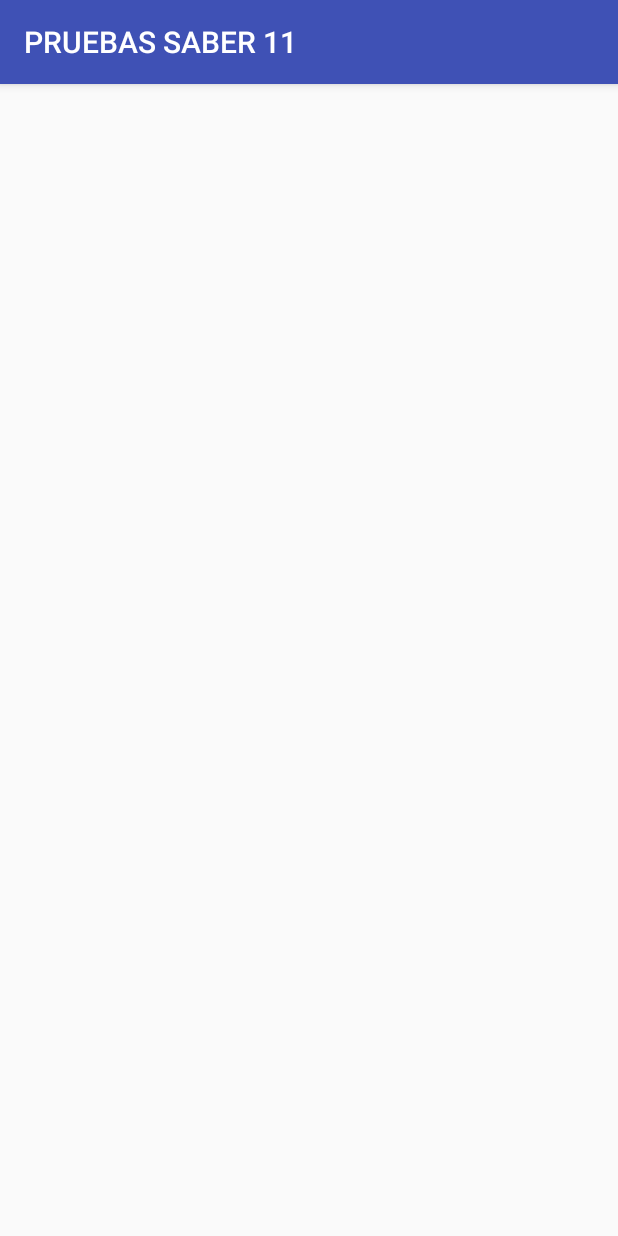
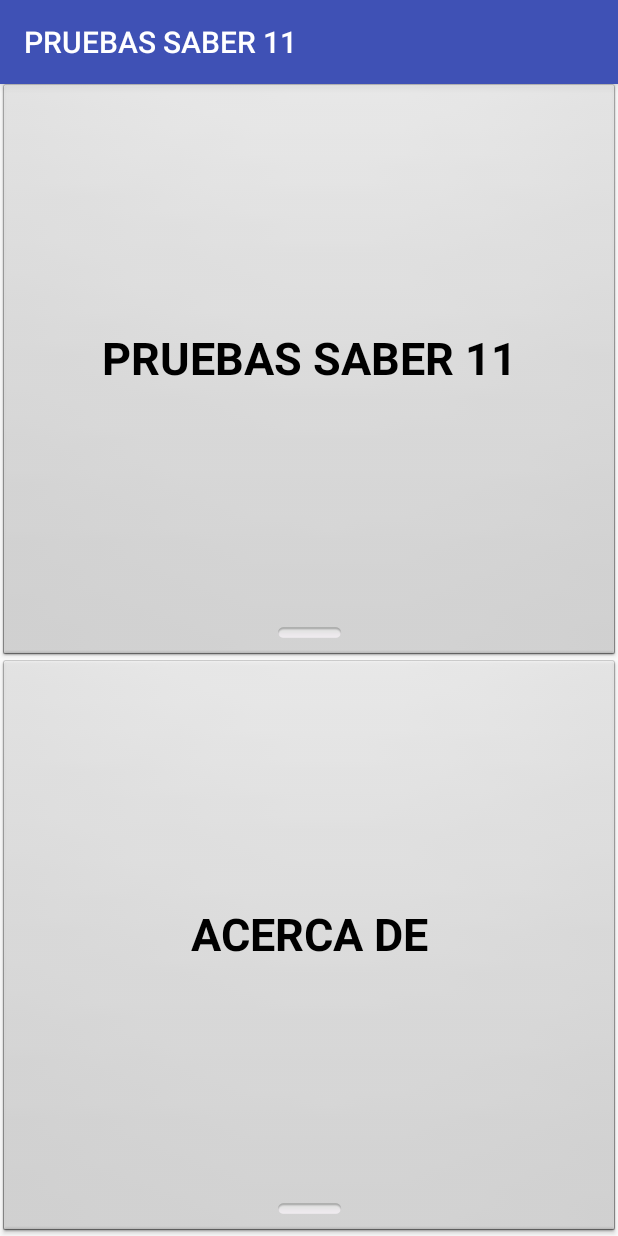
Before and after one commit to gio10herrera/PruebasSaber11, an Android app: the screen it shows after launch (MainActivity before the commit, MenuPrincipal after it), on a phone screen of 412 x 824 dp. Run offline under Robolectric (Android 15) with nearby library versions, the phone set to English and light mode, and no system bars.

Commit message:
Edicion de los archivos de idiomas, string y string-en, se le añadio el activity about

```diff
--- a/app/src/main/AndroidManifest.xml
+++ b/app/src/main/AndroidManifest.xml
@@ -10,12 +10,15 @@
         android:supportsRtl="true"
         android:theme="@style/AppTheme">
         <activity android:name=".MainActivity">
+        </activity>
+        <activity android:name=".MenuPrincipal">
             <intent-filter>
                 <action android:name="android.intent.action.MAIN" />
 
                 <category android:name="android.intent.category.LAUNCHER" />
             </intent-filter>
         </activity>
+        <activity android:name=".AcercaDe"></activity>
     </application>
 
 </manifest>
--- /dev/null
+++ b/app/src/main/java/com/example/gio10/pruebassaber11/MenuPrincipal.java
@@ -0,0 +1,35 @@
+package com.example.gio10.pruebassaber11;
+
+import android.content.Intent;
+import android.support.v7.app.AppCompatActivity;
+import android.os.Bundle;
+import android.view.View;
+import android.widget.Button;
+
+public class MenuPrincipal extends AppCompatActivity {
+    Button about,appPaises;
+
+    @Override
+    protected void onCreate(Bundle savedInstanceState) {
+        super.onCreate(savedInstanceState);
+        setContentView(R.layout.activity_menu_principal);
+
+        about = findViewById(R.id.btnAcercaDe);
+        about.setOnClickListener(new View.OnClickListener() {
+            @Override
+            public void onClick(View v) {
+                Intent i = new Intent(MenuPrincipal.this,AcercaDe.class);
+                startActivity(i);
+            }
+        });
+
+        appPaises = findViewById(R.id.btnAplicacion);
+        appPaises.setOnClickListener(new View.OnClickListener() {
+            @Override
+            public void onClick(View v) {
+                Intent it = new Intent(MenuPrincipal.this,MainActivity.class);
+                startActivity(it);
+            }
+        });
+    }
+}
--- /dev/null
+++ b/app/src/main/res/layout/activity_menu_principal.xml
@@ -0,0 +1,29 @@
+<?xml version="1.0" encoding="utf-8"?>
+<LinearLayout xmlns:android="http://schemas.android.com/apk/res/android"
+    xmlns:app="http://schemas.android.com/apk/res-auto"
+    xmlns:tools="http://schemas.android.com/tools"
+    android:layout_width="match_parent"
+    android:layout_height="match_parent"
+    android:orientation="vertical"
+    tools:context=".MenuPrincipal">
+
+    <Button
+        android:id="@+id/btnAplicacion"
+        style="@android:style/Widget.Button.Toggle"
+        android:layout_width="match_parent"
+        android:layout_height="wrap_content"
+        android:layout_weight="1"
+        android:text="@string/app_name"
+        android:textSize="30sp"
+        android:textStyle="bold" />
+
+    <Button
+        android:id="@+id/btnAcercaDe"
+        style="@android:style/Widget.Button.Toggle"
+        android:layout_width="match_parent"
+        android:layout_height="wrap_content"
+        android:layout_weight="1"
+        android:text="@string/textoAbout"
+        android:textSize="30sp"
+        android:textStyle="bold" />
+</LinearLayout>
--- a/app/src/main/res/values/strings.xml
+++ b/app/src/main/res/values/strings.xml
@@ -1,3 +1,6 @@
 <resources>
     <string name="app_name">PRUEBAS SABER 11</string>
+    <string name="textoAbout">ACERCA DE</string>
+    <string name="textoAboutTitulo">FORMATIVA 2 SEGUNDO CORTE</string>
+    <string name="textoAboutIntegrantes">PRESENTADO POR</string>
 </resources>
```
Also changed, not shown: app/src/main/java/com/example/gio10/pruebassaber11/AcercaDe.java (added, +13 -0 lines), app/src/main/res/layout/activity_acerca_de.xml (added, +66 -0 lines), 1 other file.
